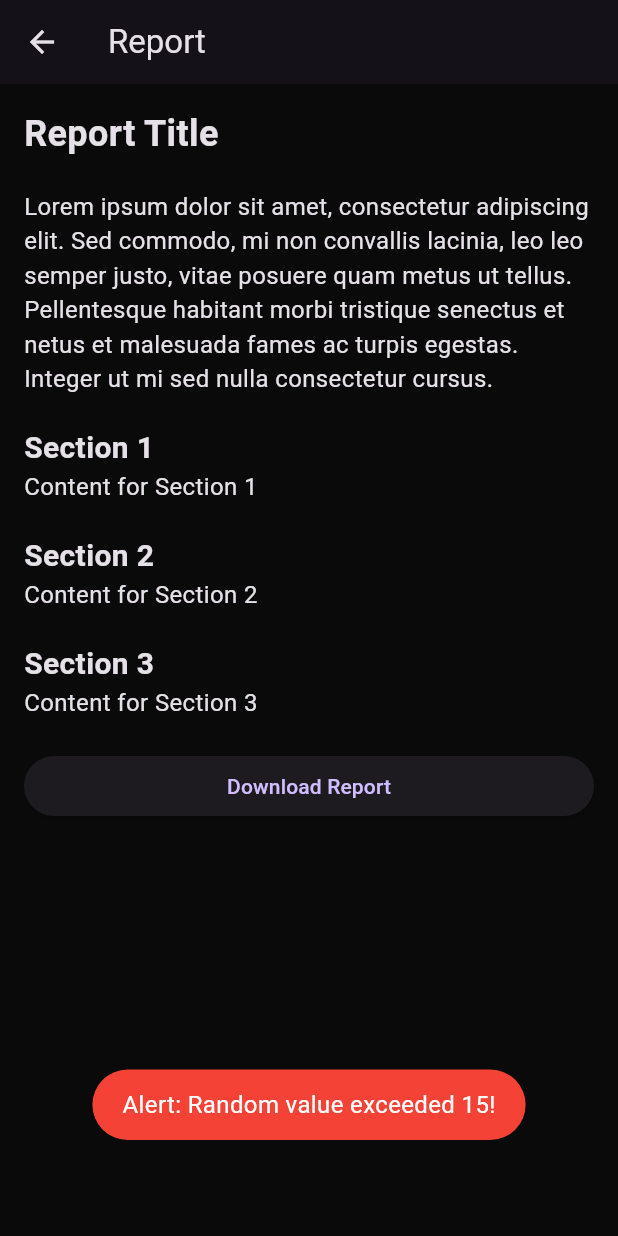
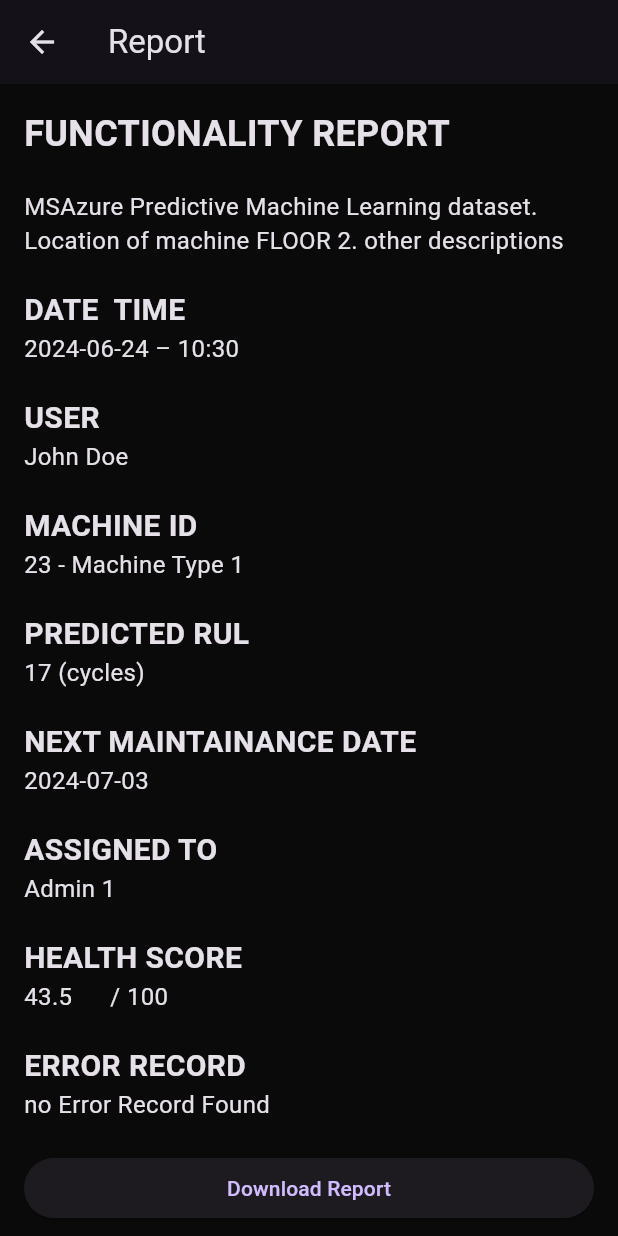
Before and after one commit to FlutterFliesOfficial/brutalBanana, a Flutter app: the screen it shows after launch, scrolled down 328 dp, after a tap on "View Detailed Report", on a phone screen of 412 x 824 dp. Run offline on Flutter 3.47's test engine with Material 3 defaults, Android fonts, the light colour scheme and no system bars; our stand-ins replace cloud_firestore, firebase_core, fl_chart, fluttertoast, hive, hive_flutter and 1 more; accounts and stored records are empty.

Commit message:
mark's remote

```diff
--- /dev/null
+++ b/lib/utils/data_model.dart
@@ -0,0 +1,32 @@
+import 'package:flutter/material.dart';
+
+class MachineEnvironment {
+  final String name;
+  final String description;
+  final Color color; // Color for UI representation
+
+  MachineEnvironment({
+    required this.name,
+    required this.description,
+    required this.color,
+  });
+}
+
+// Dummy data for three different machine environments
+List<MachineEnvironment> environments = [
+  MachineEnvironment(
+    name: 'Machine A',
+    description: 'Settings for Machine A',
+    color: Colors.blue,
+  ),
+  MachineEnvironment(
+    name: 'Machine B',
+    description: 'Settings for Machine B',
+    color: Colors.green,
+  ),
+  MachineEnvironment(
+    name: 'Machine C',
+    description: 'Settings for Machine C',
+    color: Colors.orange,
+  ),
+];
--- a/lib/view/screens/report_screen.dart
+++ b/lib/view/screens/report_screen.dart
@@ -1,8 +1,12 @@
 import 'package:flutter/material.dart';
+import 'package:intl/intl.dart';
+
 
 class ReportPage extends StatelessWidget {
   @override
   Widget build(BuildContext context) {
+    DateTime now = DateTime.now();
+    String formattedDate = DateFormat('yyyy-MM-dd – kk:mm').format(now);
     return Scaffold(
       appBar: AppBar(
         title: Text('Report'),
@@ -11,47 +15,90 @@ class ReportPage extends StatelessWidget {
         padding: EdgeInsets.all(16.0),
         children: [
           const Text(
-            'Report Title',
+            'FUNCTIONALITY REPORT',
             style: TextStyle(fontSize: 24.0, fontWeight: FontWeight.bold),
           ),
-          SizedBox(height: 20.0),
-          Text(
-            'Lorem ipsum dolor sit amet, consectetur adipiscing elit. Sed commodo, mi non convallis lacinia, leo leo semper justo, vitae posuere quam metus ut tellus. Pellentesque habitant morbi tristique senectus et netus et malesuada fames ac turpis egestas. Integer ut mi sed nulla consectetur cursus.',
+          const SizedBox (height: 20.0),
+          const Text(
+            'MSAzure Predictive Machine Learning dataset. Location of machine FLOOR 2. other descriptions',
             style: TextStyle(fontSize: 16.0),
           ),
-          SizedBox(height: 20.0),
-          Text(
-            'Section 1',
+          const SizedBox(height: 20.0),
+          const Text(
+            'DATE  TIME',
             style: TextStyle(fontSize: 20.0, fontWeight: FontWeight.bold),
           ),
           Text(
-            'Content for Section 1',
+            formattedDate,
             style: TextStyle(fontSize: 16.0),
           ),
-          SizedBox(height: 20.0),
-          Text(
-            'Section 2',
+          const SizedBox(height: 20.0),
+          const Text(
+            'USER',
             style: TextStyle(fontSize: 20.0, fontWeight: FontWeight.bold),
           ),
-          Text(
-            'Content for Section 2',
+          const Text(
+            'John Doe',
             style: TextStyle(fontSize: 16.0),
           ),
-          SizedBox(height: 20.0),
-          Text(
-            'Section 3',
+          const SizedBox(height: 20.0),
+          const Text(
+            'MACHINE ID',
             style: TextStyle(fontSize: 20.0, fontWeight: FontWeight.bold),
           ),
-          Text(
-            'Content for Section 3',
+          const Text(
+            '23 - Machine Type 1',
             style: TextStyle(fontSize: 16.0),
           ),
-          SizedBox(height: 20.0),
+          const SizedBox(height: 20.0),
+          const Text(
+            'PREDICTED RUL',
+            style: TextStyle(fontSize: 20.0, fontWeight: FontWeight.bold),
+          ),
+          const Text(
+            '17 (cycles)',
+            style: TextStyle(fontSize: 16.0),
+          ),
+          const SizedBox(height: 20.0),
+          const Text(
+            'NEXT MAINTAINANCE DATE',
+            style: TextStyle(fontSize: 20.0, fontWeight: FontWeight.bold),
+          ),
+          const Text(
+            '2024-07-03',
+            style: TextStyle(fontSize: 16.0),
+          ),
+          const SizedBox(height: 20.0),
+          const Text(
+            'ASSIGNED TO',
+            style: TextStyle(fontSize: 20.0, fontWeight: FontWeight.bold),
+          ),
+          const Text(
+            'Admin 1',
+            style: TextStyle(fontSize: 16.0),
+          ),const SizedBox(height: 20.0),
+          const Text(
+            'HEALTH SCORE',
+            style: TextStyle(fontSize: 20.0, fontWeight: FontWeight.bold),
+          ),
+          const Text(
+            '43.5      / 100',
+            style: TextStyle(fontSize: 16.0),
+          ),const SizedBox(height: 20.0),
+          const Text(
+            'ERROR RECORD',
+            style: TextStyle(fontSize: 20.0, fontWeight: FontWeight.bold),
+          ),
+          const Text(
+            'no Error Record Found',
+            style: TextStyle(fontSize: 16.0),
+          ),
+         const  SizedBox(height: 20.0),
           ElevatedButton(
             onPressed: () {
               // Add download logic here
             },
-            child: Text('Download Report'),
+            child: const Text('Download Report'),
           ),
         ],
       ),
--- a/lib/view/widgets/line_chart.dart
+++ b/lib/view/widgets/line_chart.dart
@@ -36,7 +36,7 @@ class _LineChartWidgetState extends State<LineChartWidget> {
 
     snapshot.docs.forEach((doc) {
       double xValue = doc['time'];
-      double yValue = doc['rot'];
+      double yValue = doc['Health'];
 
       FlSpot flSpot = FlSpot(xValue, yValue);
 
--- a/lib/view/widgets/overall_portfolio_card.dart
+++ b/lib/view/widgets/overall_portfolio_card.dart
@@ -36,7 +36,7 @@ class _OverallPortfolioCardState extends State<OverallPortfolioCard> {
   }
 
   void _startRandomValueUpdate() {
-    _timer = Timer.periodic(const Duration(seconds: 1), (timer) {
+    _timer = Timer.periodic(const Duration(seconds: 5), (timer) {
       setState(() {
         _randomValue = Random().nextDouble() * 100;
         _isAlert = _randomValue < 20; // Check if value goes below 20
@@ -78,7 +78,7 @@ class _OverallPortfolioCardState extends State<OverallPortfolioCard> {
           Row(
             children: [
               const Text(
-                'Equipment Health Overview',
+                'Equipment 23 Health Overview',
                 style: TextStyle(
                   fontSize: 18.0,
                   fontWeight: FontWeight.w600,
--- a/lib/view/widgets/side_bar.dart
+++ b/lib/view/widgets/side_bar.dart
@@ -184,6 +184,7 @@ class _SideBarState extends State<SideBar> {
         );
         break;
       case 'add':
+
         // Navigator.push to AddPage
         break;
       case 'logout':
--- a/lib/view/widgets/stock_widget.dart
+++ b/lib/view/widgets/stock_widget.dart
@@ -1,5 +1,6 @@
 import 'dart:ui';
 
+import 'package:cloud_firestore/cloud_firestore.dart';
 import 'package:dashboard_template_dribbble/utils/media_query_values.dart';
 import 'package:dashboard_template_dribbble/view/screens/report_screen.dart';
 import 'package:flutter/material.dart';
@@ -10,9 +11,21 @@ import 'custom_button.dart';
 import 'outline_button.dart';
 
 class EquipmentWidget extends StatelessWidget {
-  const EquipmentWidget({
-    super.key,
-  });
+  const EquipmentWidget({super.key});
+
+  Future<String> _getCurrentHealthStatus() async {
+    final querySnapshot = await FirebaseFirestore.instance
+        .collection('dataLog')
+        .orderBy('time', descending: true)
+        .limit(1)
+        .get();
+
+    if (querySnapshot.docs.isNotEmpty) {
+      return querySnapshot.docs.first.data()['Health'].toString();
+    } else {
+      return 'N/A';
+    }
+  }
 
   @override
   Widget build(BuildContext context) {
@@ -31,15 +44,18 @@ class EquipmentWidget extends StatelessWidget {
         children: [
           Text(
             'Equipment Health and RUL',
-            style: Theme.of(context)
-                .textTheme
-                .titleLarge!
-                .copyWith(color: Colors.white),
+            style: Theme.of(context).textTheme.titleLarge!.copyWith(color: Colors.white),
           ),
-          SizedBox(
-            height: context.height * 0.03,
-          ),
-          SizedBox(
+          SizedBox(height: context.height * 0.03),
+          FutureBuilder<String>(
+            future: _getCurrentHealthStatus(),
+            builder: (context, snapshot) {
+              if (snapshot.connectionState == ConnectionState.waiting) {
+                return CircularProgressIndicator();
+              } else if (snapshot.hasError) {
+                return Text('Error: ${snapshot.error}');
+              } else {
+                return SizedBox(
                   child: ClipRRect(
                     borderRadius: BorderRadius.circular(18.0),
                     child: BackdropFilter(
@@ -54,20 +70,15 @@ class EquipmentWidget extends StatelessWidget {
                           children: [
                             Text(
                               'Current Health Status',
-                        style: Theme.of(context)
-                            .textTheme
-                            .bodySmall!
-                            .copyWith(color: darkGrey),
+                              style: Theme.of(context).textTheme.bodySmall!.copyWith(color: darkGrey),
                             ),
-                      SizedBox(
-                        height: context.height * 0.012,
-                      ),
+                            SizedBox(height: context.height * 0.012),
                             Row(
                               crossAxisAlignment: CrossAxisAlignment.start,
                               mainAxisSize: MainAxisSize.min,
                               children: [
                                 Text(
-                            '85%',
+                                  snapshot.data ?? 'N/A',
                                   style: TextStyle(
                                     fontSize: 22.0,
                                     color: Colors.white,
@@ -81,10 +92,11 @@ class EquipmentWidget extends StatelessWidget {
                       ),
                     ),
                   ),
+                );
+              }
+            },
           ),
-          SizedBox(
-            height: context.height * 0.02,
-          ),
+          SizedBox(height: context.height * 0.02),
           Row(
             mainAxisAlignment: MainAxisAlignment.center,
             children: [
@@ -95,9 +107,7 @@ class EquipmentWidget extends StatelessWidget {
                   fontSize: 12.0,
                 ),
               ),
-              SizedBox(
-                width: context.width * 0.007,
-              ),
+              SizedBox(width: context.width * 0.007),
               const Icon(
                 Icons.arrow_outward_outlined,
                 color: secondPrimaryColor,
@@ -105,9 +115,7 @@ class EquipmentWidget extends StatelessWidget {
               ),
             ],
           ),
-          SizedBox(
-            height: context.height * 0.02,
-          ),
+          SizedBox(height: context.height * 0.02),
           Stack(
             alignment: Alignment.center,
             children: [
@@ -126,14 +134,14 @@ class EquipmentWidget extends StatelessWidget {
                     ),
                     pointers: <GaugePointer>[
                       RangePointer(
-                        value: 120,
+                        value: 70,
                         cornerStyle: CornerStyle.bothCurve,
                         width: 0.2,
                         sizeUnit: GaugeSizeUnit.factor,
                         color: secondPrimaryColor,
                       ),
                       NeedlePointer(
-                        value: 120,
+                        value: 70,
                         needleColor: primaryColor,
                         needleEndWidth: 5,
                         knobStyle: KnobStyle(
@@ -150,14 +158,9 @@ class EquipmentWidget extends StatelessWidget {
                           children: [
                             Text(
                               'Remaining Useful Life',
-                              style: Theme.of(context)
-                                  .textTheme
-                                  .bodySmall!
-                                  .copyWith(color: darkGrey),
+                              style: Theme.of(context).textTheme.bodySmall!.copyWith(color: darkGrey),
                             ),
-                            SizedBox(
-                              height: context.height * 0.02,
-                            ),
+                            SizedBox(height: context.height * 0.02),
                             Row(
                               mainAxisSize: MainAxisSize.min,
                               mainAxisAlignment: MainAxisAlignment.center,
@@ -170,22 +173,14 @@ class EquipmentWidget extends StatelessWidget {
                                     fontWeight: FontWeight.bold,
                                   ),
                                 ),
-                                SizedBox(
-                                  width: context.width * 0.001,
-                                ),
+                                SizedBox(width: context.width * 0.001),
                                 Text(
-                                  'days',
-                                  style: Theme.of(context)
-                                      .textTheme
-                                      .bodySmall!
-                                      .copyWith(
-                                          color: darkGrey, fontSize: 15.0),
+                                  'Cycles',
+                                  style: Theme.of(context).textTheme.bodySmall!.copyWith(color: darkGrey, fontSize: 15.0),
                                 ),
                               ],
                             ),
-                            SizedBox(
-                              height: context.height * 0.02,
-                            ),
+                            SizedBox(height: context.height * 0.02),
                             Row(
                               mainAxisSize: MainAxisSize.min,
                               mainAxisAlignment: MainAxisAlignment.center,
@@ -194,15 +189,10 @@ class EquipmentWidget extends StatelessWidget {
                                   backgroundColor: blue,
                                   radius: 3.0,
                                 ),
-                                SizedBox(
-                                  width: context.width * 0.004,
-                                ),
+                                SizedBox(width: context.width * 0.004),
                                 Text(
                                   'Optimal Performance',
-                                  style: Theme.of(context)
-                                      .textTheme
-                                      .bodySmall!
-                                      .copyWith(color: darkGrey),
+                                  style: Theme.of(context).textTheme.bodySmall!.copyWith(color: darkGrey),
                                 ),
                               ],
                             ),
@@ -216,9 +206,7 @@ class EquipmentWidget extends StatelessWidget {
               ),
             ],
           ),
-          SizedBox(
-            height: context.height * 0.02,
-          ),
+          SizedBox(height: context.height * 0.02),
           CustomOutlineButton(
             width: context.width * 0.15,
             title: 'Schedule Maintenance',
@@ -226,9 +214,7 @@ class EquipmentWidget extends StatelessWidget {
               // Navigate to maintenance scheduling page
             },
           ),
-          SizedBox(
-            height: context.height * 0.02,
-          ),
+          SizedBox(height: context.height * 0.02),
           CustomButton(
             width: context.width * 0.15,
             title: 'View Detailed Report',
@@ -248,8 +234,7 @@ class EquipmentWidget extends StatelessWidget {
     );
   }
 
-  Padding infoWidget(BuildContext context, String title, String value,
-      {bool isPercentage = false}) {
+  Padding infoWidget(BuildContext context, String title, String value, {bool isPercentage = false}) {
     return Padding(
       padding: const EdgeInsets.only(bottom: 16.0),
       child: SizedBox(
@@ -259,10 +244,7 @@ class EquipmentWidget extends StatelessWidget {
           children: [
             Text(
               title,
-              style: Theme.of(context)
-                  .textTheme
-                  .bodySmall!
-                  .copyWith(color: darkGrey),
+              style: Theme.of(context).textTheme.bodySmall!.copyWith(color: darkGrey),
             ),
             Text(
               value,
--- a/pubspec.yaml
+++ b/pubspec.yaml
@@ -10,7 +10,7 @@ dependencies:
   flutter:
     sdk: flutter
   cupertino_icons: ^1.0.2
-  fl_chart: ^0.62.0
+  fl_chart: ^0.68.0
   fluttertoast: ^8.2.6
   hive: ^2.2.3
   hive_flutter: ^1.1.0
@@ -18,6 +18,9 @@ dependencies:
   syncfusion_flutter_gauges: ^26.1.38
   cloud_firestore: ^5.0.1
   firebase_core: ^3.1.0
+  popup_card: ^0.1.0
+  flutter_popup_card: ^0.0.5
+  intl: ^0.19.0
 
 dev_dependencies:
   flutter_test:
```
Also changed, not shown: pubspec.lock. Lines whose indentation alone changed are shown as unchanged.
